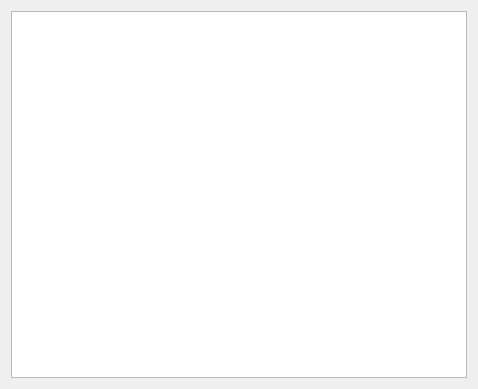
dev-LNA/HostFocuser160, file assets/ui/LOG.ui: the form before one commit.
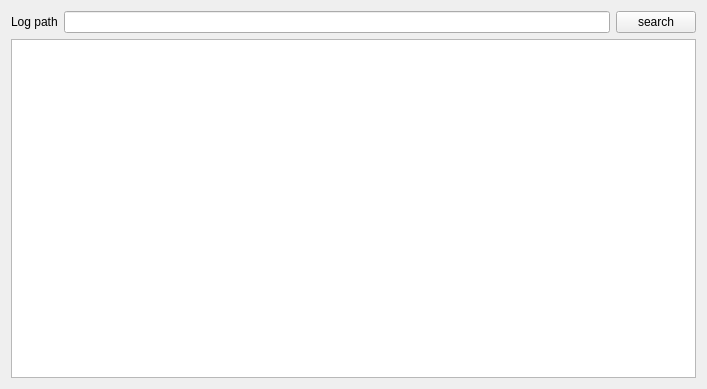
The form after the commit.

Commit message:
Updated log read widget
- Now the log read widget shows the path to the current open log file;
- It is also possible to search and open other log files;
- The log files extension was corrected to be '.log'

Patch:
```diff
--- a/assets/ui/LOG.ui
+++ b/assets/ui/LOG.ui
@@ -6,15 +6,32 @@
    <rect>
     <x>0</x>
     <y>0</y>
-    <width>478</width>
+    <width>707</width>
     <height>389</height>
    </rect>
   </property>
   <property name="windowTitle">
    <string>Log</string>
   </property>
-  <layout class="QHBoxLayout" name="horizontalLayout">
-   <item>
+  <layout class="QGridLayout" name="gridLayout">
+   <item row="0" column="0">
+    <widget class="QLabel" name="label">
+     <property name="text">
+      <string>Log path</string>
+     </property>
+    </widget>
+   </item>
+   <item row="0" column="1">
+    <widget class="QLineEdit" name="txtPath"/>
+   </item>
+   <item row="0" column="2">
+    <widget class="QPushButton" name="btnSearch">
+     <property name="text">
+      <string>search</string>
+     </property>
+    </widget>
+   </item>
+   <item row="1" column="0" colspan="3">
     <widget class="QTextEdit" name="txtLog">
      <property name="readOnly">
       <bool>true</bool>
```
The commit also changes 3 other files.
